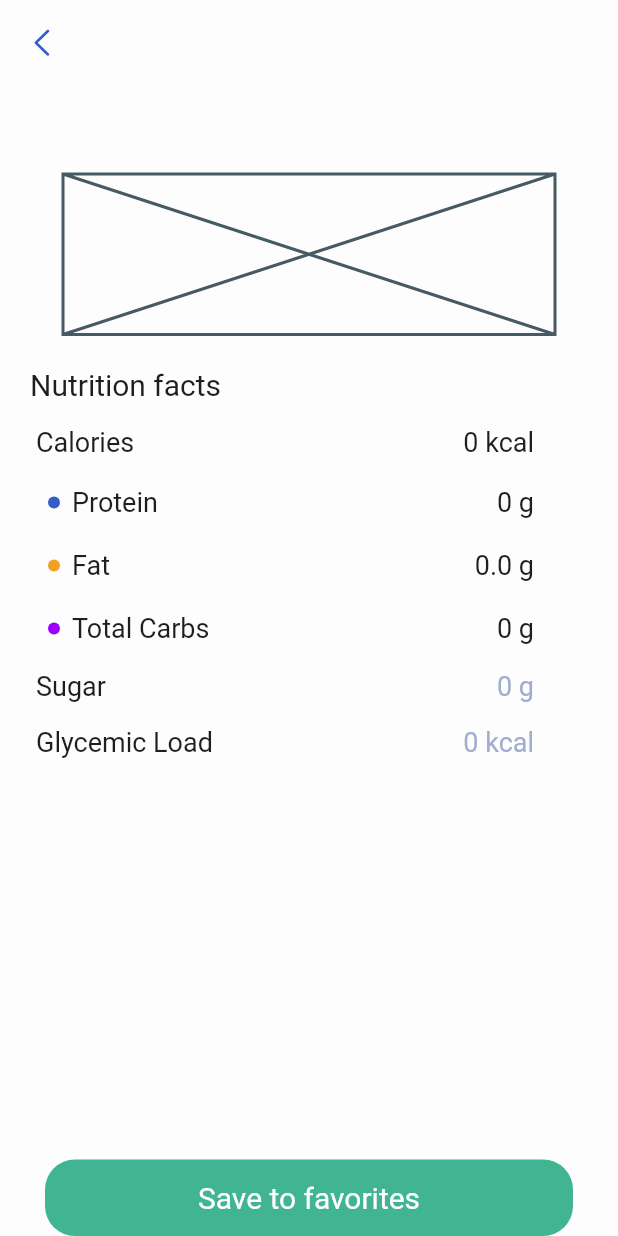
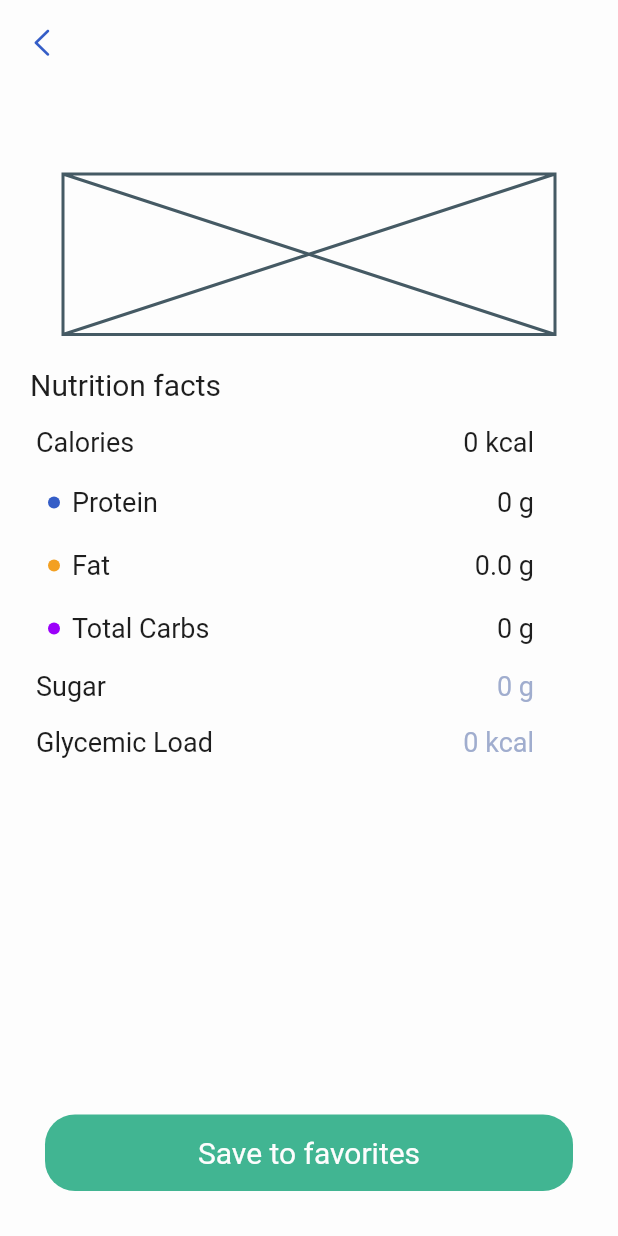
Before and after one commit to arutyun88/food, a Flutter app: the DetailView screen opened directly with empty values, on a phone screen of 412 x 824 dp. Run offline on Flutter 3.47's test engine with Material 2 defaults, Android fonts, the phone set to English and light mode, and no system bars; our stand-ins replace awesome_notifications, dartz, dio, flutter_svg, freezed_annotation, get and 3 more; accounts and stored records are empty; generated files the repository leaves out were written again; network calls fail.

Commit message:
minor correcting

```diff
--- a/lib/app/modules/detail/views/detail_view.dart
+++ b/lib/app/modules/detail/views/detail_view.dart
@@ -1,3 +1,5 @@
+import 'dart:io';
+
 import 'package:flutter/cupertino.dart';
 import 'package:flutter/material.dart';
 import 'package:get/get.dart';
@@ -77,7 +79,13 @@ class DetailView extends GetView<DetailController> {
                 minSize: 0.0,
                 padding: EdgeInsets.zero,
                 child: Container(
-                  margin: const EdgeInsets.symmetric(horizontal: 30.0),
+                  margin: Platform.isAndroid
+                      ? const EdgeInsets.only(
+                          left: 30.0,
+                          right: 30.0,
+                          bottom: 30.0,
+                        )
+                      : const EdgeInsets.symmetric(horizontal: 30.0),
                   padding: const EdgeInsets.symmetric(
                     vertical: 14.0,
                     horizontal: 24.0,
```
Also changed, not shown: lib/app/modules/home/views/home_view.dart (+12 -1 lines), 1 other file.
